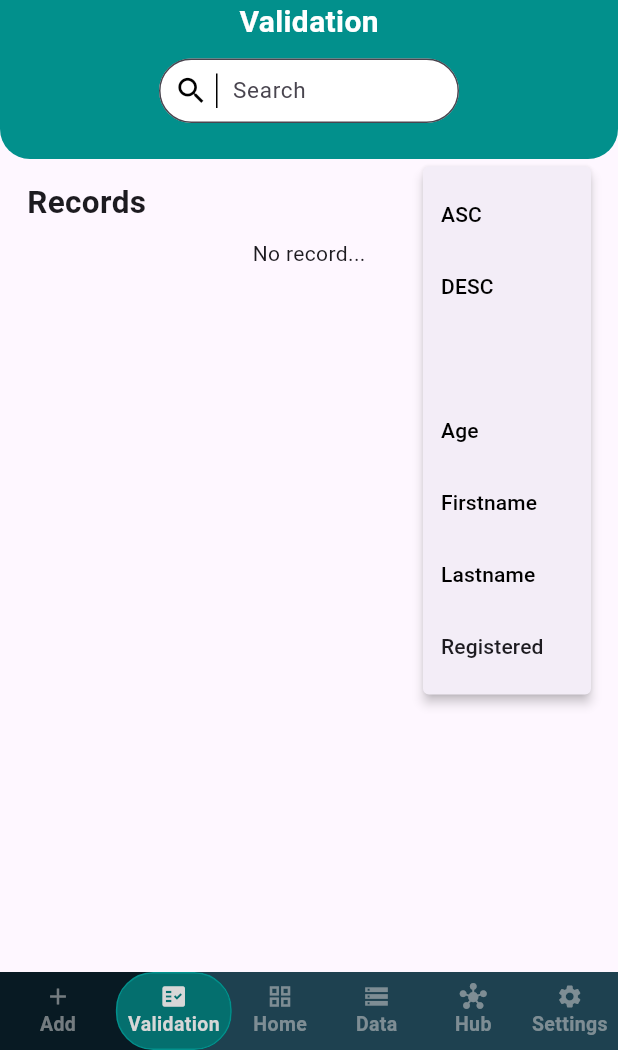
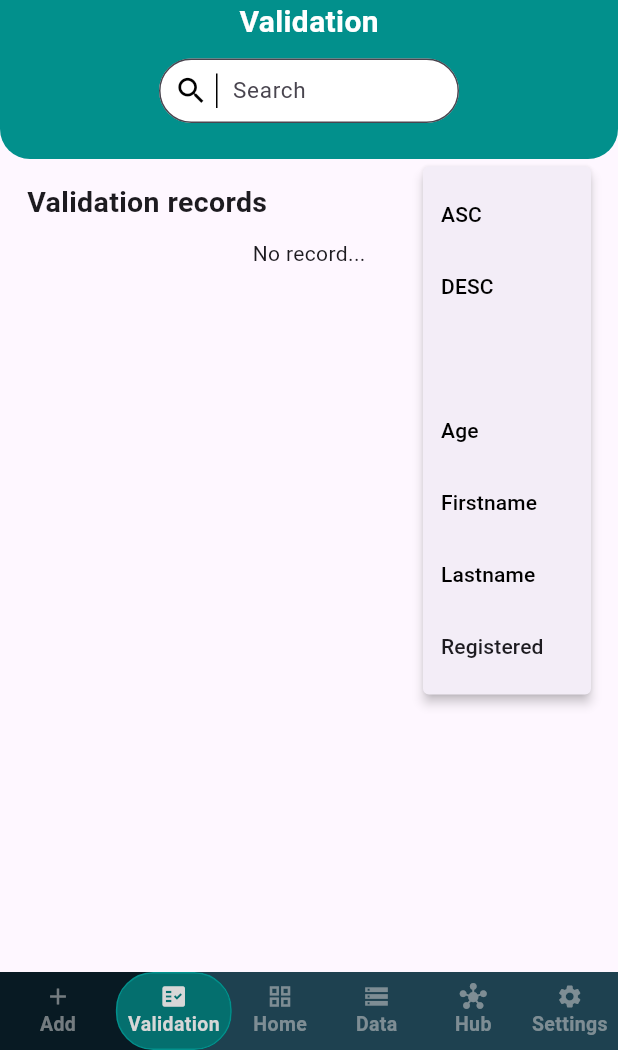
Before and after one commit to hikusama/sksalaan_mobile, a Flutter app: the screen it shows after launch, item 2 of the bottom bar chosen, after a tap on the "tune" icon, on a phone screen of 412 x 824 dp, the part 186-1236 px from its top. Run offline on Flutter 3.47's test engine with Material 3 defaults, Android fonts, the phone set to English and light mode, and no system bars; our stand-ins replace confetti, dio, drift, fl_chart, flutter_secure_storage; missing offline and left inert: flutter_exit_app; accounts and stored records are empty; generated files the repository leaves out were written again.

Commit message:
validation screen done

```diff
--- a/lib/presentation/screens/validation_screen.dart
+++ b/lib/presentation/screens/validation_screen.dart
@@ -39,6 +39,7 @@ class ValidationScreenState extends State<ValidationScreen> {
       offset: _offset,
       limit: _limit,
       searchKeyword: arg,
+      validated: 'Val'
     );
 
     setState(() {
@@ -62,6 +63,7 @@ class ValidationScreenState extends State<ValidationScreen> {
       offset: _offset,
       limit: _limit,
       searchKeyword: '',
+      validated: 'Val'
     );
     final List<FullYouthProfile> moreProfiles = List<FullYouthProfile>.from(
       res['youth'],
@@ -142,8 +144,8 @@ class ValidationScreenState extends State<ValidationScreen> {
         mainAxisAlignment: MainAxisAlignment.spaceBetween,
         children: [
           Text(
-            'Records',
-            style: TextStyle(fontSize: 21, fontWeight: FontWeight.bold),
+            'Validation records',
+            style: TextStyle(fontSize: 19, fontWeight: FontWeight.bold),
           ),
           SizedBox(height: 7),
 
@@ -318,13 +320,13 @@ class ValidationScreenState extends State<ValidationScreen> {
     final status = profile.youthUser.status;
     Color statColor = Colors.white;
     switch (status) {
-      case 'Standby':
+      case 'New':
         statColor = const Color.fromARGB(255, 255, 217, 0);
         break;
-      case 'Failed':
+      case 'Unvalidated':
         statColor = const Color.fromARGB(255, 255, 0, 0);
         break;
-      case 'Submitted':
+      case 'Validated':
         statColor = Colors.green;
         break;
     }
```
